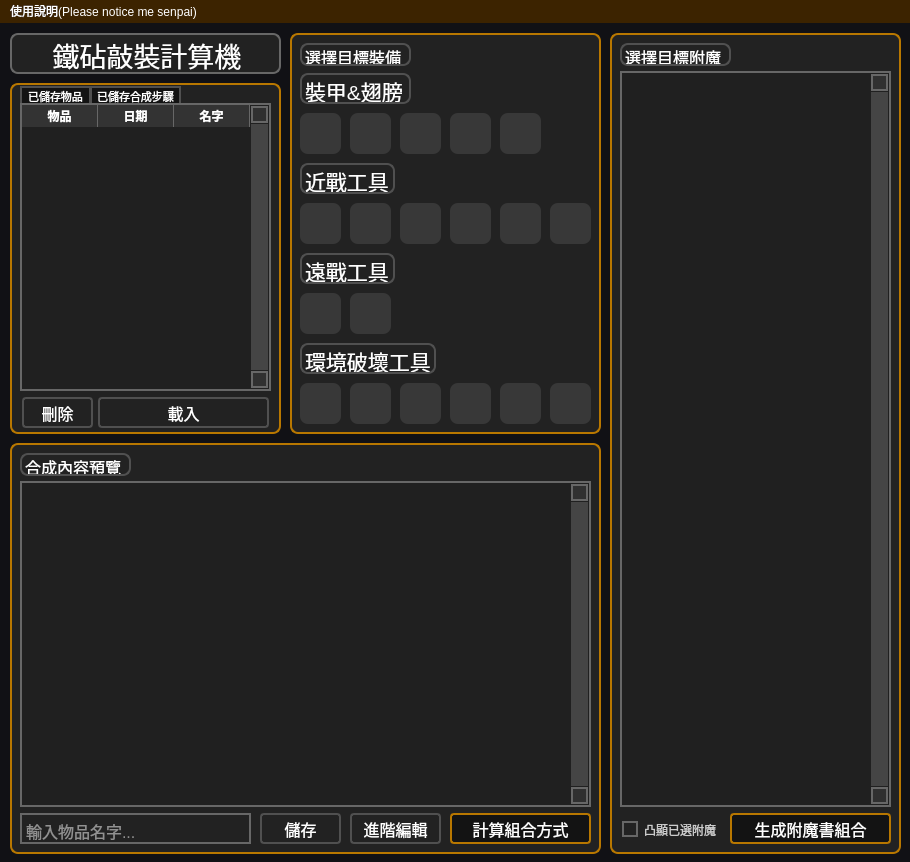
Qt form ui/mainMenu.ui (Remintonnn/anvilMan) before a commit.
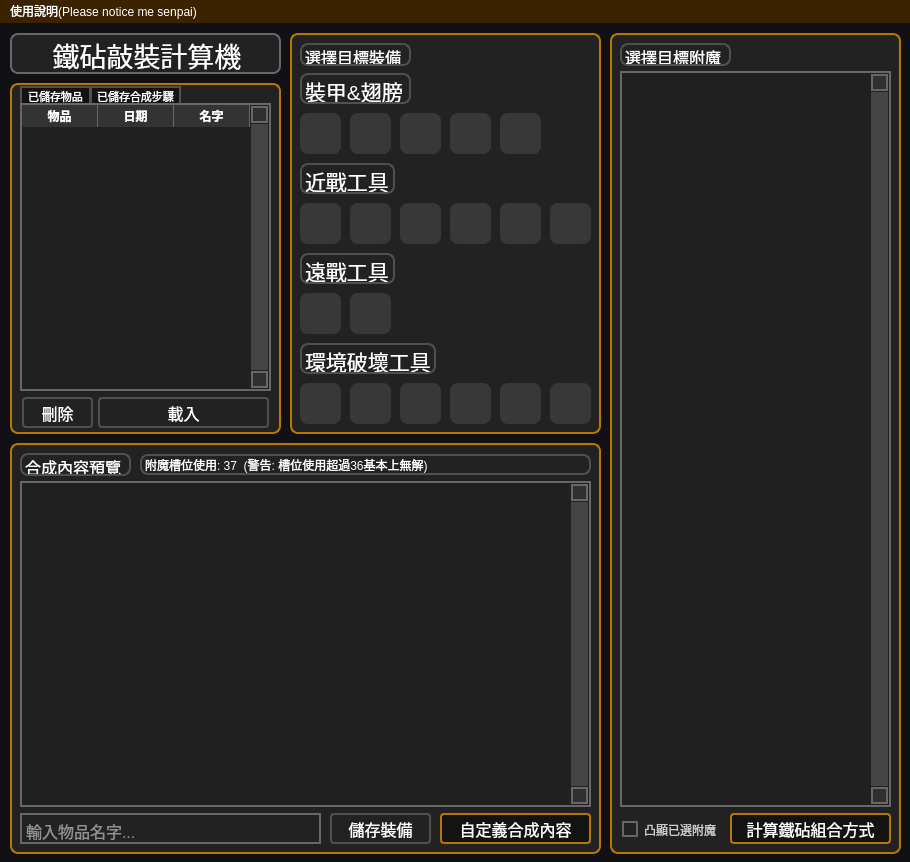
The same form after that commit. Icons and pictures are not drawn.

Commit message: UI rework: remove generate pending book button and makes it auto generate on change make interation between tables event based

What changed in the file:
```diff
--- a/ui/mainMenu.ui
+++ b/ui/mainMenu.ui
@@ -1278,7 +1278,7 @@
 }</string>
      </property>
      <property name="text">
-      <string>生成附魔書組合</string>
+      <string>計算鐵砧組合方式</string>
      </property>
     </widget>
     <widget class="QCheckBox" name="enchSelHighlightCheckBox">
@@ -1398,15 +1398,12 @@
       <number>0</number>
      </attribute>
     </widget>
-    <widget class="QPushButton" name="calculateInstructionButton">
-     <property name="enabled">
-      <bool>true</bool>
-     </property>
+    <widget class="QPushButton" name="pendingBookCustomItemButton">
      <property name="geometry">
       <rect>
-       <x>440</x>
+       <x>430</x>
        <y>370</y>
-       <width>141</width>
+       <width>151</width>
        <height>31</height>
       </rect>
      </property>
@@ -1434,39 +1431,15 @@
 }</string>
      </property>
      <property name="text">
-      <string>計算組合方式</string>
-     </property>
-    </widget>
-    <widget class="QPushButton" name="pendingBookAdvencedEditButton">
-     <property name="geometry">
-      <rect>
-       <x>340</x>
-       <y>370</y>
-       <width>91</width>
-       <height>31</height>
-      </rect>
-     </property>
-     <property name="font">
-      <font>
-       <pointsize>12</pointsize>
-      </font>
-     </property>
-     <property name="focusPolicy">
-      <enum>Qt::NoFocus</enum>
-     </property>
-     <property name="styleSheet">
-      <string notr="true"/>
-     </property>
-     <property name="text">
-      <string>進階編輯</string>
+      <string>自定義合成內容</string>
      </property>
     </widget>
     <widget class="QPushButton" name="saveButton">
      <property name="geometry">
       <rect>
-       <x>250</x>
+       <x>320</x>
        <y>370</y>
-       <width>81</width>
+       <width>101</width>
        <height>31</height>
       </rect>
      </property>
@@ -1482,7 +1455,7 @@
       <string notr="true"/>
      </property>
      <property name="text">
-      <string>儲存</string>
+      <string>儲存裝備</string>
      </property>
     </widget>
     <widget class="QPlainTextEdit" name="saveNameInputBox">
@@ -1490,7 +1463,7 @@
       <rect>
        <x>10</x>
        <y>370</y>
-       <width>231</width>
+       <width>301</width>
        <height>31</height>
       </rect>
      </property>
@@ -1516,6 +1489,31 @@
       <string>輸入物品名字...</string>
      </property>
     </widget>
+    <widget class="QLabel" name="pendingBookSlotDisplayLabel">
+     <property name="geometry">
+      <rect>
+       <x>130</x>
+       <y>11</y>
+       <width>451</width>
+       <height>21</height>
+      </rect>
+     </property>
+     <property name="font">
+      <font>
+       <pointsize>9</pointsize>
+      </font>
+     </property>
+     <property name="styleSheet">
+      <string notr="true">QLabel{
+	color: #FF0000;
+	border-radius:0px;
+	border: 0px solid #b87700;
+}Label</string>
+     </property>
+     <property name="text">
+      <string>附魔槽位使用: 37  (警告: 槽位使用超過36基本上無解)</string>
+     </property>
+    </widget>
    </widget>
   </widget>
   <widget class="QMenuBar" name="menubar">
```
Left out of the diff: 2 changed lines with no effect on the pictures. The commit also changes 2 other files.
